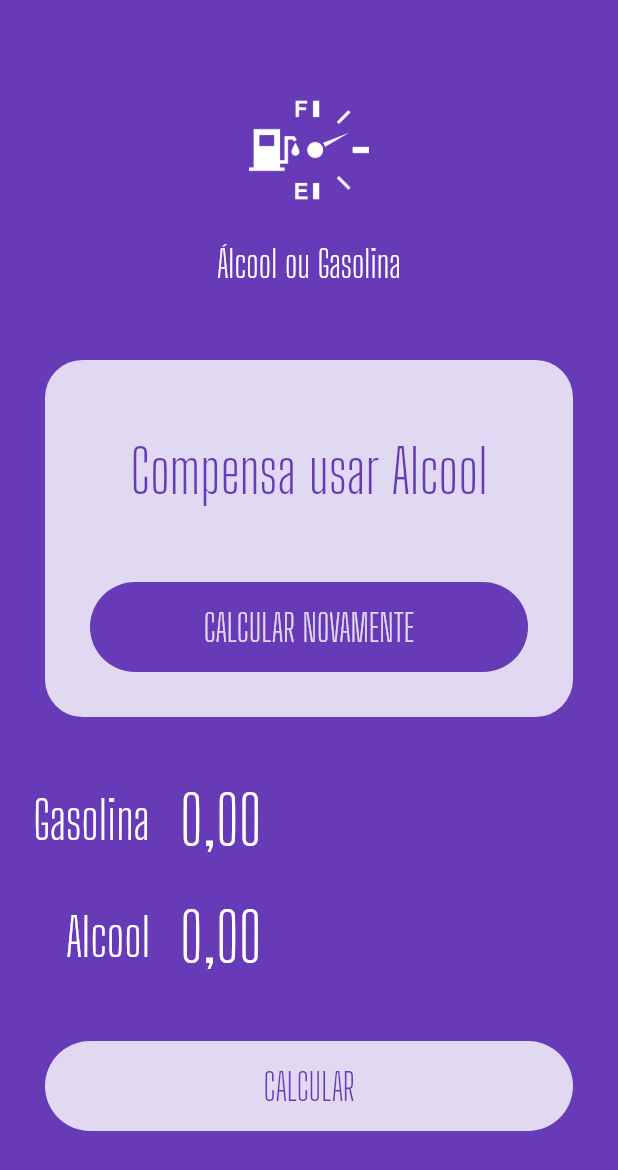
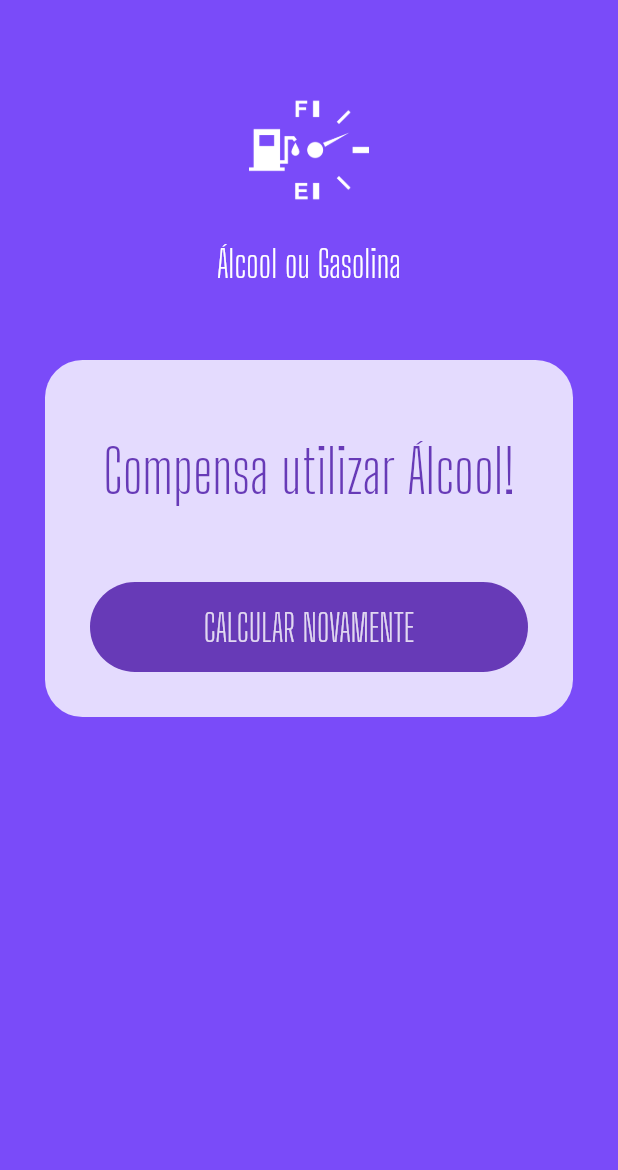
Before and after one commit to otaviocosta/aog, a Flutter app: the screen it shows after launch, after a tap on "CALCULAR", on a phone screen of 412 x 824 dp. Shown: the top 1170 px of the screen. Run offline on Flutter 3.47's test engine with Material 2 defaults, Android fonts, the phone set to English and light mode, and no system bars; our stand-ins replace flutter_masked_text.

Commit message:
finalizacao do app

```diff
--- a/lib/main.dart
+++ b/lib/main.dart
@@ -1,8 +1,12 @@
 import 'package:aog/widgets/input.widget.dart';
 import 'package:aog/widgets/loading-button.widget.dart';
 import 'package:aog/widgets/logo.widget.dart';
+import 'package:aog/widgets/submit-form.dart';
+import 'package:aog/widgets/success.widget.dart';
 import 'package:flutter/material.dart';
 import 'package:flutter_masked_text/flutter_masked_text.dart';
+
+import 'pages/home.page.dart';
 
 void main() {
   runApp(MyApp());
@@ -22,65 +26,3 @@ class MyApp extends StatelessWidget {
     );
   }
 }
-
-class HomePage extends StatelessWidget {
-  var _gasCtrl = new MoneyMaskedTextController();
-  var _alcCtrl = new MoneyMaskedTextController();
-  @override
-  Widget build(BuildContext context) {
-    return Scaffold(
-      backgroundColor: Theme.of(context).primaryColor,
-      body: ListView(
-        children: <Widget>[
-          Logo(),
-          Container(
-            margin: EdgeInsets.all(30),
-            decoration: BoxDecoration(
-              color: Colors.white.withOpacity(0.8),
-              borderRadius: BorderRadius.circular(25),
-            ),
-            child: Column(
-              children: <Widget>[
-                SizedBox(
-                  height: 50,
-                ),
-                Text(
-                  "Compensa usar Alcool",
-                  style: TextStyle(
-                    color: Theme.of(context).primaryColor,
-                    fontSize: 40,
-                    fontFamily: "Big Shoulders Display",
-                  ),
-                  textAlign: TextAlign.center,
-                ),
-                SizedBox(
-                  height: 20,
-                ),
-                LoadingButton(
-                  busy: false,
-                  func: () {},
-                  invert: true,
-                  text: "CALCULAR NOVAMENTE",
-                ),
-              ],
-            ),
-          ),
-          Input(
-            ctrl: _gasCtrl,
-            label: "Gasolina",
-          ),
-          Input(
-            ctrl: _alcCtrl,
-            label: "Alcool",
-          ),
-          LoadingButton(
-            busy: false,
-            func: () {},
-            invert: false,
-            text: "CALCULAR",
-          ),
-        ],
-      ),
-    );
-  }
-}
--- /dev/null
+++ b/lib/pages/home.page.dart
@@ -0,0 +1,84 @@
+import 'package:aog/widgets/logo.widget.dart';
+import 'package:aog/widgets/submit-form.dart';
+import 'package:aog/widgets/success.widget.dart';
+import 'package:flutter/material.dart';
+import 'package:flutter_masked_text/flutter_masked_text.dart';
+
+class HomePage extends StatefulWidget {
+  @override
+  _HomePageState createState() => _HomePageState();
+}
+
+class _HomePageState extends State<HomePage> {
+  Color _color = Colors.deepPurple;
+  var _busy = false;
+  var _completed = false;
+  var _resultText = "Compensa utilizar álcool";
+  var _gasCtrl = new MoneyMaskedTextController();
+  var _alcCtrl = new MoneyMaskedTextController();
+
+  @override
+  Widget build(BuildContext context) {
+    return Scaffold(
+      backgroundColor: Theme.of(context).primaryColor,
+      body: AnimatedContainer(
+        duration: Duration(
+          milliseconds: 1200,
+        ),
+        color: _color,
+        child: ListView(
+          children: <Widget>[
+            Logo(),
+            _completed
+                ? Success(
+                    reset: reset,
+                    result: _resultText,
+                  )
+                : SubmitForm(
+                    alcCtrl: _alcCtrl,
+                    gasCtrl: _gasCtrl,
+                    busy: _busy,
+                    submitFunc: calculate,
+                  ),
+          ],
+        ),
+      ),
+    );
+  }
+
+  Future calculate() {
+    double alc =
+        double.parse(_alcCtrl.text.replaceAll(new RegExp(r'[,.]'), '')) / 100;
+    double gas =
+        double.parse(_gasCtrl.text.replaceAll(new RegExp(r'[,.]'), '')) / 100;
+    double res = alc / gas;
+
+    setState(() {
+      _color = Colors.deepPurpleAccent;
+      _completed = false;
+      _busy = true;
+    });
+
+    return new Future.delayed(const Duration(seconds: 1), () {
+      setState(() {
+        if (res >= 0.7) {
+          _resultText = "Compensa utilizar Gasolina!";
+        } else {
+          _resultText = "Compensa utilizar Álcool!";
+        }
+        _busy = false;
+        _completed = true;
+      });
+    });
+  }
+
+  reset() {
+    setState(() {
+      _color = Colors.deepPurple;
+      _alcCtrl = new MoneyMaskedTextController();
+      _gasCtrl = new MoneyMaskedTextController();
+      _completed = false;
+      _busy = false;
+    });
+  }
+}
--- /dev/null
+++ b/lib/widgets/submit-form.dart
@@ -0,0 +1,58 @@
+import 'package:flutter/material.dart';
+import 'package:flutter_masked_text/flutter_masked_text.dart';
+
+import 'input.widget.dart';
+import 'loading-button.widget.dart';
+
+class SubmitForm extends StatelessWidget {
+  var gasCtrl = new MoneyMaskedTextController();
+  var alcCtrl = new MoneyMaskedTextController();
+  var busy = false;
+  Function submitFunc;
+
+  SubmitForm({
+    @required this.gasCtrl,
+    @required this.alcCtrl,
+    @required this.busy,
+    @required this.submitFunc,
+  });
+
+  @override
+  Widget build(BuildContext context) {
+    return Container(
+      child: Column(
+        children: <Widget>[
+          Padding(
+            padding: EdgeInsets.only(
+              left: 30,
+              right: 30,
+            ),
+            child: Input(
+              label: "Gasolina",
+              ctrl: gasCtrl,
+            ),
+          ),
+          Padding(
+            padding: EdgeInsets.only(
+              left: 30,
+              right: 30,
+            ),
+            child: Input(
+              label: "Álcool",
+              ctrl: alcCtrl,
+            ),
+          ),
+          SizedBox(
+            height: 25,
+          ),
+          LoadingButton(
+            busy: busy,
+            func: submitFunc,
+            invert: false,
+            text: "CALCULAR",
+          ),
+        ],
+      ),
+    );
+  }
+}
--- /dev/null
+++ b/lib/widgets/success.widget.dart
@@ -0,0 +1,49 @@
+import 'package:flutter/material.dart';
+
+import 'loading-button.widget.dart';
+
+class Success extends StatelessWidget {
+  var result = "";
+  Function reset;
+
+  Success({
+    @required this.result,
+    @required this.reset,
+  });
+
+  @override
+  Widget build(BuildContext context) {
+    return Container(
+      margin: EdgeInsets.all(30),
+      decoration: BoxDecoration(
+        color: Colors.white.withOpacity(0.8),
+        borderRadius: BorderRadius.circular(25),
+      ),
+      child: Column(
+        children: <Widget>[
+          SizedBox(
+            height: 50,
+          ),
+          Text(
+            result,
+            style: TextStyle(
+              color: Theme.of(context).primaryColor,
+              fontSize: 40,
+              fontFamily: "Big Shoulders Display",
+            ),
+            textAlign: TextAlign.center,
+          ),
+          SizedBox(
+            height: 20,
+          ),
+          LoadingButton(
+            busy: false,
+            func: reset,
+            invert: true,
+            text: "CALCULAR NOVAMENTE",
+          ),
+        ],
+      ),
+    );
+  }
+}
```
